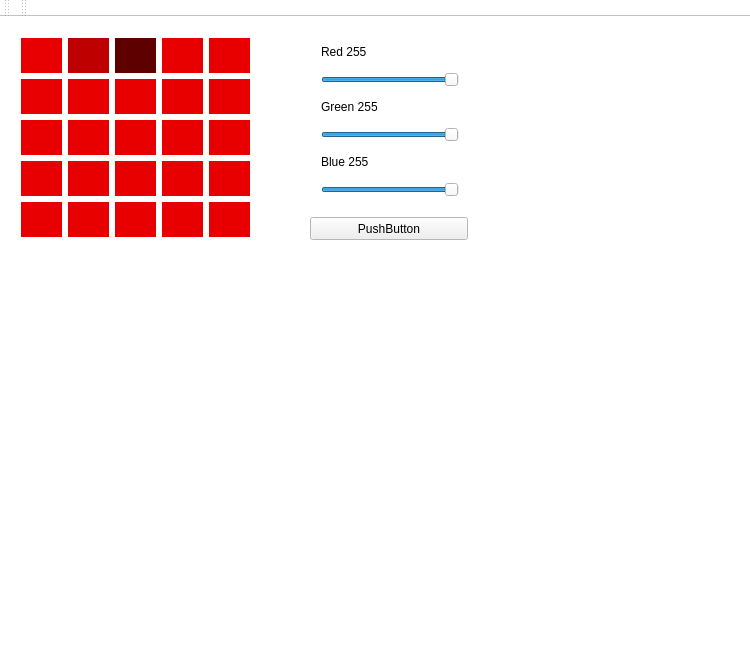
The window that mainwindow.ui (Freitag-fri/Genetic) describes before a commit, drawn with Qt 5.
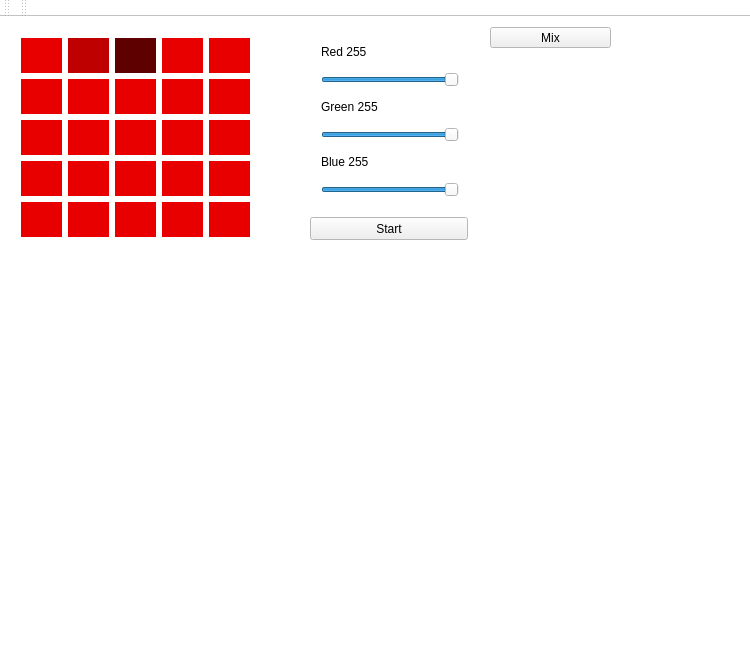
The same window after the commit. Custom widgets are drawn as their Qt base class.

Patch:
```diff
--- a/mainwindow.ui
+++ b/mainwindow.ui
@@ -163,7 +163,7 @@
      </rect>
     </property>
     <property name="text">
-     <string>PushButton</string>
+     <string>Start</string>
     </property>
    </widget>
    <widget class="QWidget" name="gridLayoutWidget">
@@ -2038,6 +2038,19 @@
      </rect>
     </property>
    </widget>
+   <widget class="QPushButton" name="pushButton_2">
+    <property name="geometry">
+     <rect>
+      <x>490</x>
+      <y>10</y>
+      <width>121</width>
+      <height>21</height>
+     </rect>
+    </property>
+    <property name="text">
+     <string>Mix</string>
+    </property>
+   </widget>
   </widget>
   <widget class="QMenuBar" name="menuBar">
    <property name="geometry">
```
